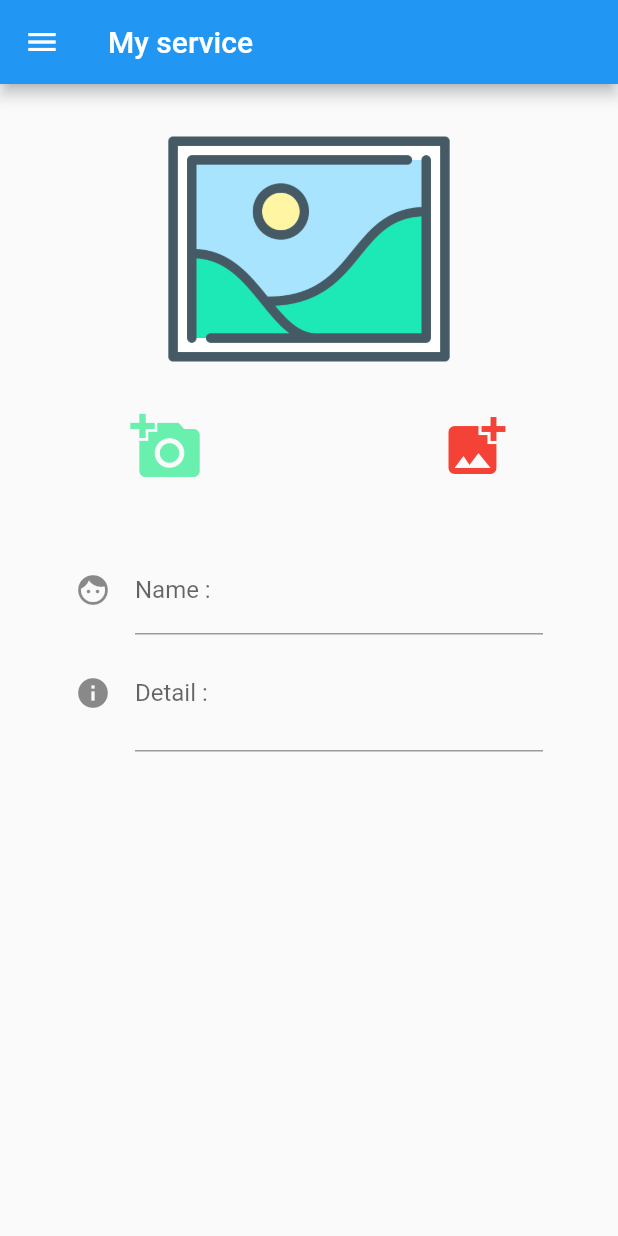
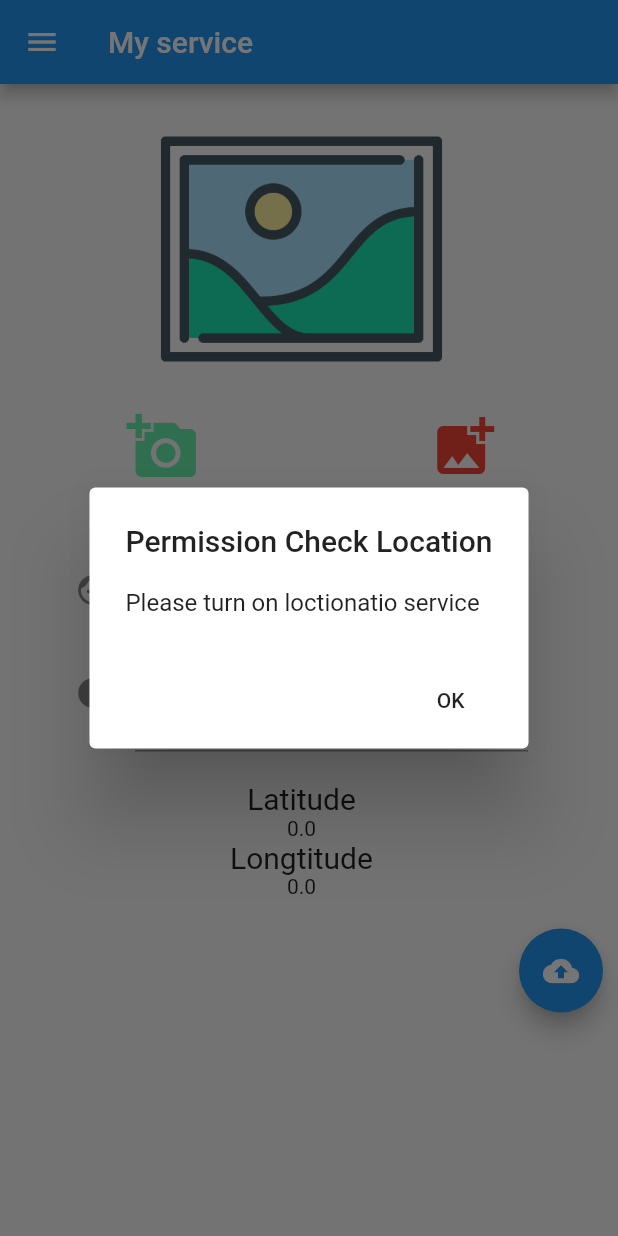
Before and after one commit to firstbta/MayUnSeen, a Flutter app: the screen it shows after launch, on a phone screen of 412 x 824 dp. Run offline on Flutter 3.47's test engine with Material 2 defaults, Android fonts, the phone set to English and light mode, and no system bars; our stand-ins replace image_picker, location.

Commit message:
finish form

```diff
--- a/lib/screens/form_page.dart
+++ b/lib/screens/form_page.dart
@@ -2,6 +2,7 @@ import 'dart:io';
 
 import 'package:flutter/material.dart';
 import 'package:image_picker/image_picker.dart'; //import puglin กล้อง
+import 'package:location/location.dart'; //import puglin location
 
 class FormPage extends StatefulWidget {
   @override
@@ -11,6 +12,10 @@ class FormPage extends StatefulWidget {
 class _FormPageState extends State<FormPage> {
   // ประกาศตัวแปร
   File file;
+  double lat = 0, lng = 0;
+  bool imageBool = false; //ตัวแปรcheck รูปมีค่าไม
+  final formKey = GlobalKey<FormState>(); //validate formไม่่ให้มีค่าว่าง
+  String name, detail;
 
   // Method
 
@@ -50,16 +55,17 @@ class _FormPageState extends State<FormPage> {
         color: Colors.greenAccent,
       ),
       onPressed: () {
-        cametaThread();
+        cameraThread();
       },
     );
   }
 
 //Thread Camera
-  Future<void> cametaThread() async {
+  Future<void> cameraThread() async {
     var imageObject = await ImagePicker.pickImage(source: ImageSource.camera);
     setState(() {
       file = imageObject;
+      imageBool = false;
     });
   }
 
@@ -82,6 +88,7 @@ class _FormPageState extends State<FormPage> {
     var imageObject = await ImagePicker.pickImage(source: ImageSource.gallery);
     setState(() {
       file = imageObject;
+      imageBool = true;
     });
   }
 
@@ -96,6 +103,9 @@ class _FormPageState extends State<FormPage> {
           hintText: 'Type your Display Name',
           icon: Icon(Icons.face),
         ),
+        onSaved: (String value) {
+          name = value.trim();
+        },
       ),
     );
   }
@@ -113,20 +123,146 @@ class _FormPageState extends State<FormPage> {
           hintText: 'Type your Detail',
           icon: Icon(Icons.info),
         ),
+        onSaved: (String value) {
+          detail = value.trim();
+        },
       ),
     );
+  }
+
+  //locoation
+  @override
+  void initState() {
+    super.initState();
+    findLatLng();
+  }
+
+  //Threat open service Locaiton
+  Future<LocationData> findLocationData() async {
+    var location = Location();
+
+    try {
+      return await location.getLocation();
+    } catch (e) {
+      print('Error= $e');
+      return null;
+    }
+  }
+
+  //Threat Lat Lon
+  Future<void> findLatLng() async {
+    var currentLocation = await findLocationData();
+
+    if (currentLocation == null) {
+      myAlert('Permission Check Location', 'Please turn on loctionatio service');
+    } else {
+      setState(() {
+        lat = currentLocation.latitude;
+        lng = currentLocation.longitude;
+      });
+    }
+  }
+
+  // Lat
+  Widget showLat() {
+    return Column(
+      children: <Widget>[
+        Text(
+          'Latitude',
+          style: TextStyle(fontSize: 20.0),
+        ),
+        Text('$lat')
+      ],
+    );
+  }
+
+  // lng
+  Widget showLng() {
+    return Column(
+      children: <Widget>[
+        Text(
+          'Longtitude',
+          style: TextStyle(fontSize: 20.0),
+        ),
+        Text('$lng')
+      ],
+    );
+  }
+
+  //upload
+  Widget uploadValueButton() {
+    return Container(
+      padding: EdgeInsets.only(top: 20.0),
+      child: Row(
+        mainAxisAlignment: MainAxisAlignment.end,
+        children: <Widget>[
+          FloatingActionButton(
+            child: Icon(Icons.cloud_upload),
+            onPressed: () {
+              if (imageBool) {
+
+                formKey.currentState.save(); // check validate ค่าจาก Form
+                //validate
+                if ((name.isEmpty) || (detail.isEmpty)) {
+
+                  myAlert('No Input', 'Please input data every Blank');
+
+                } else {
+
+                }
+
+
+              } else {
+                myAlert('Non Choose Image',
+                    'Please Choose Image From Gallery or Take a photo');
+              }
+            },
+          ),
+        ],
+      ),
+    );
+  }
+
+// Alert
+  void myAlert(String title, String message) {
+    showDialog(
+        context: context,
+        builder: (BuildContext context) {
+          return AlertDialog(
+            title: Text(title),
+            content: Text(message),
+            actions: <Widget>[
+              FlatButton(
+                child: Text('OK'),
+                onPressed: () {
+                  Navigator.of(context).pop();
+                },
+              )
+            ],
+          );
+        });
   }
 
 //////////////////////////////////////////////////////////////////////
   @override
   Widget build(BuildContext context) {
-    return ListView(
+    return Form(
+      key: formKey, // warp with form : validate formไม่่ให้มีค่าว่าง
+      child: ListView(
+        padding: EdgeInsets.only(bottom: 50.0, right: 10.0),
         children: <Widget>[
           showImage(),
           showButton(),
           nameText(),
           detailText(),
+          SizedBox(
+            height: 20.0,
+          ),
+          showLat(),
+          showLng(),
+          uploadValueButton(),
         ],
+      ),
     );
   }
 }
```
Lines whose indentation alone changed are shown as unchanged.
